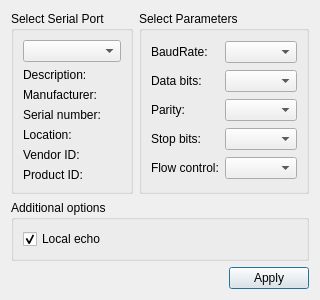
This is settingsdialog.ui in jarkko-hautakorpi/reflow-oven-controller as Qt 5 draws it before an edit. The edited form follows.
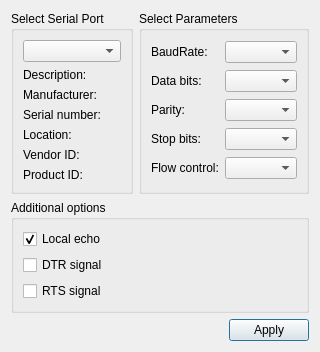
This is the edited form.

Commit message: HDLC toimii molempiin suuntiin, kaikki toimii. Radiolla ei toimi kaikki paluuviestit, GUI disabled -muutokset.

The edit to the form file:
```diff
--- a/settingsdialog.ui
+++ b/settingsdialog.ui
@@ -7,7 +7,7 @@
     <x>0</x>
     <y>0</y>
     <width>281</width>
-    <height>262</height>
+    <height>318</height>
    </rect>
   </property>
   <property name="windowTitle">
@@ -167,6 +167,20 @@
         </property>
        </widget>
       </item>
+      <item>
+       <widget class="QCheckBox" name="DTR_SignalcheckBox">
+        <property name="text">
+         <string>DTR signal</string>
+        </property>
+       </widget>
+      </item>
+      <item>
+       <widget class="QCheckBox" name="RTS_SignalcheckBox">
+        <property name="text">
+         <string>RTS signal</string>
+        </property>
+       </widget>
+      </item>
      </layout>
     </widget>
    </item>
```
The commit also changes 6 other files.
